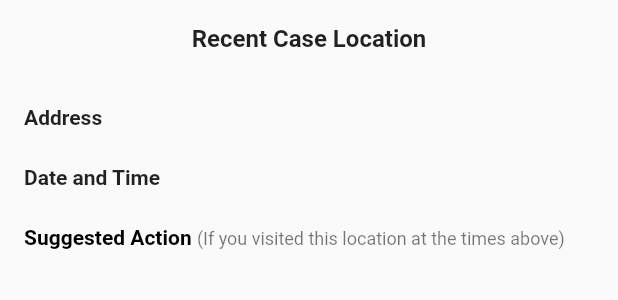
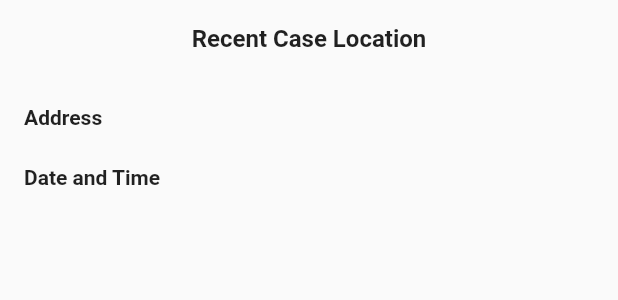
Before and after one commit to nsw-covid19-tracker/app, a Flutter app: the _CaseInfo widget shown alone on an empty page, opened directly with empty values, on a phone screen of 412 x 824 dp. Shown: the top 300 px of the screen. Run offline on Flutter 3.47's test engine with Material 2 defaults, Android fonts, the phone set to English and light mode, and no system bars; our stand-ins replace awesome_dialog, bloc, copy_with_extension, equatable, firebase_core, firebase_database and 6 more; missing offline and left inert: fading_edge_scrollview, flutter_device_type; accounts and stored records are empty; generated files the repository leaves out were written again; statements that could not run were skipped.

Commit message:
Update to not show suggested action (#38)
* Update to not show suggested action

* Update dialog height

```diff
--- a/lib/home/widgets/case_dialog.dart
+++ b/lib/home/widgets/case_dialog.dart
@@ -29,7 +29,7 @@ class _CaseInfo extends StatelessWidget {
   @override
   Widget build(BuildContext context) {
     return Container(
-      height: MediaQuery.of(context).size.height * 0.4,
+      height: MediaQuery.of(context).size.height * 0.3,
       padding: kLayoutPadding,
       child: FadingEdgeScrollView.fromScrollView(
         child: ListView(
@@ -63,24 +63,6 @@ class _CaseInfo extends StatelessWidget {
               style: TextStyle(fontWeight: FontWeight.bold),
             ),
             Text(myCase.formattedDateTimes),
-            WidgetPaddingSm(),
-            RichText(
-              text: TextSpan(
-                text: 'Suggested Action ',
-                style: TextStyle(
-                  color: Colors.black,
-                  fontWeight: FontWeight.bold,
-                ),
-                children: <TextSpan>[
-                  TextSpan(
-                    text: '(If you visited this location at the times above)',
-                    style: Theme.of(context).textTheme.caption,
-                  ),
-                ],
-              ),
-            ),
-            Text(myCase.action),
-            WidgetPaddingSm(),
           ],
         ),
       ),
```
